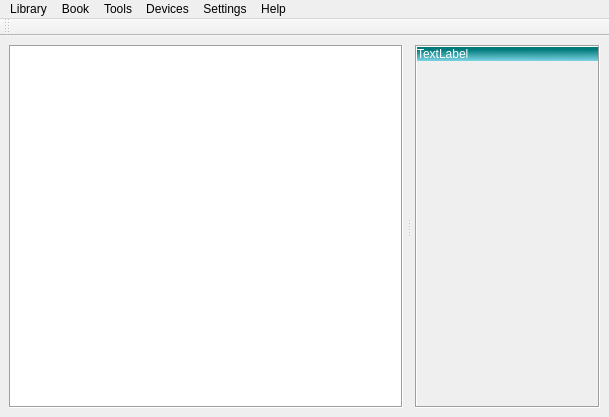
This is src/ui/main.ui in chrmorais/aranduka as Qt 5 draws it before an edit. The edited form follows.
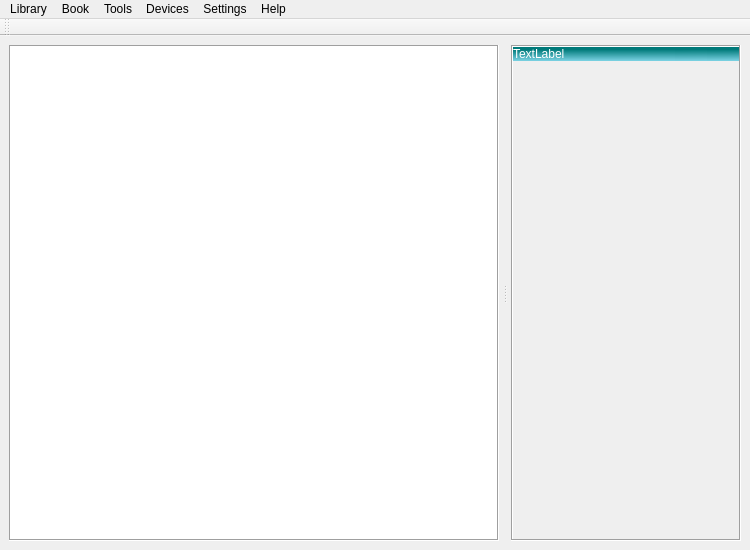
This is the edited form. Icons and pictures are not drawn.

Commit message: larger main window

What changed in the file:
```diff
--- a/src/ui/main.ui
+++ b/src/ui/main.ui
@@ -6,8 +6,8 @@
    <rect>
     <x>0</x>
     <y>0</y>
-    <width>609</width>
-    <height>417</height>
+    <width>750</width>
+    <height>550</height>
    </rect>
   </property>
   <property name="windowTitle">
@@ -220,8 +220,8 @@
                 <rect>
                  <x>0</x>
                  <y>0</y>
-                 <width>201</width>
-                 <height>332</height>
+                 <width>250</width>
+                 <height>465</height>
                 </rect>
                </property>
               </widget>
@@ -251,7 +251,7 @@
     <rect>
      <x>0</x>
      <y>0</y>
-     <width>609</width>
+     <width>750</width>
      <height>21</height>
     </rect>
    </property>
```
